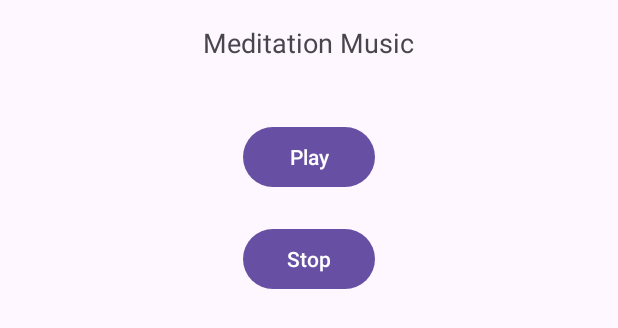
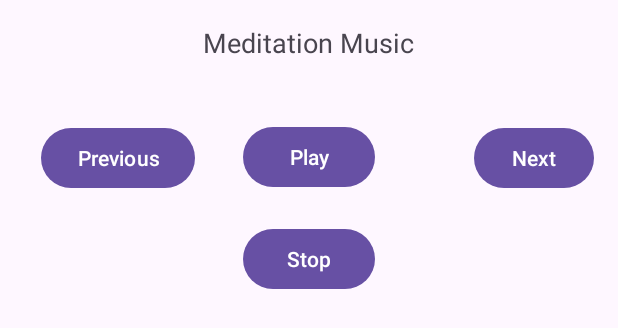
Before and after one commit to IanHipolito/StressLessApp, an Android app: the layout activity_meditation.xml on its own in the app's theme, with its tools: preview values and no code run, on a phone screen of 412 x 824 dp. Shown: the top 328 px of the screen. Run offline under Robolectric (Android 15) with nearby library versions, the phone set to English and light mode, and no system bars.

Commit message:
Added Buttons For Play, Stop, Previous and Next For The Meditation Music

```diff
--- a/app/src/main/AndroidManifest.xml
+++ b/app/src/main/AndroidManifest.xml
@@ -21,6 +21,11 @@
                 <category android:name="android.intent.category.LAUNCHER" />
             </intent-filter>
         </activity>
+
+        <activity
+            android:name=".MeditationActivity">
+        </activity>
+
     </application>
 
 </manifest>
--- a/app/src/main/res/layout/activity_meditation.xml
+++ b/app/src/main/res/layout/activity_meditation.xml
@@ -35,6 +35,25 @@
         android:layout_centerHorizontal="true"
         android:layout_marginTop="20dp" />
 
-    <!-- You can add more UI elements here as needed -->
+    <Button
+        android:id="@+id/previousButton"
+        android:layout_width="wrap_content"
+        android:layout_height="wrap_content"
+        android:layout_marginEnd="32dp"
+        android:layout_marginRight="32dp"
+        android:layout_marginTop="65dp"
+        android:layout_toStartOf="@+id/playButton"
+        android:layout_toLeftOf="@+id/playButton"
+        android:text="Previous" />
+
+    <Button
+        android:id="@+id/nextButton"
+        android:layout_width="wrap_content"
+        android:layout_height="wrap_content"
+        android:layout_marginLeft="66dp"
+        android:layout_marginTop="65dp"
+        android:layout_toEndOf="@+id/playButton"
+        android:layout_toRightOf="@+id/playButton"
+        android:text="Next" />
 
 </RelativeLayout>
```
Also changed, not shown: app/src/main/java/com/example/stressless/MeditationActivity.java (+40 -0 lines), 4 other files.
